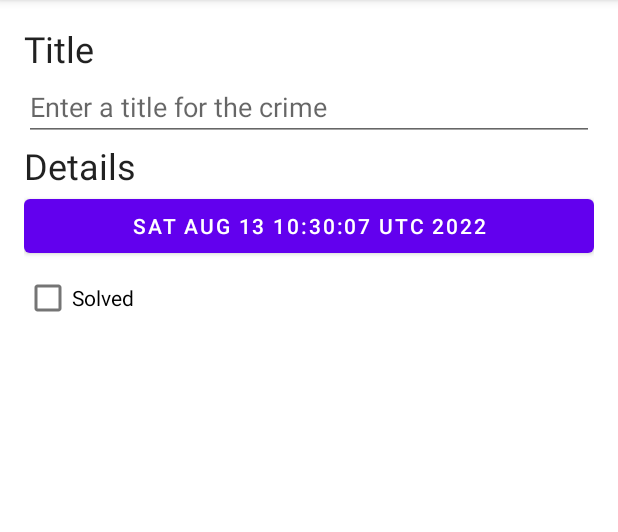
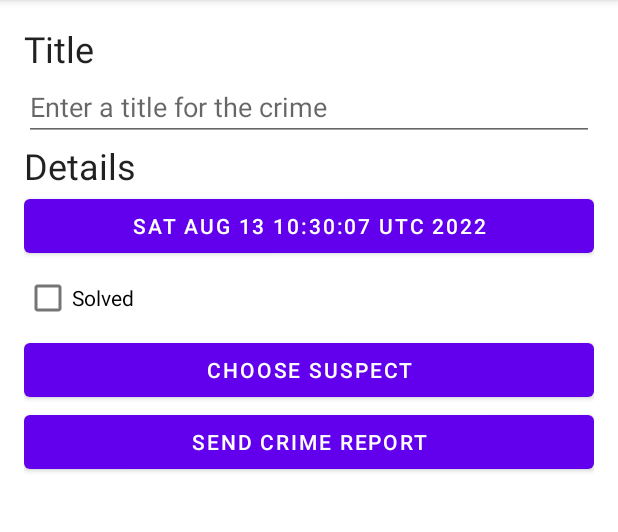
Before and after one commit to jpoh281/BigNerdRanch_Android_5th, an Android app: the screen it shows after launch (MainActivity), after a tap on "New Crime", on a phone screen of 412 x 824 dp, the part 84-616 px from its top. Run offline under Robolectric (Android 15) with nearby library versions, the phone set to English and light mode, and no system bars; our stand-ins replace Room's generated code.

Commit message:
💄버튼 추가

```diff
--- a/CriminalItent/app/src/main/res/layout/fragment_crime_detail.xml
+++ b/CriminalItent/app/src/main/res/layout/fragment_crime_detail.xml
@@ -37,4 +37,16 @@
         android:layout_width="match_parent"
         android:layout_height="wrap_content"
         android:text="@string/crime_solved_label" />
+
+    <Button
+        android:id="@+id/crime_suspect"
+        android:layout_width="match_parent"
+        android:layout_height="wrap_content"
+        android:text="@string/crime_suspect_text" />
+
+    <Button
+        android:id="@+id/crime_report"
+        android:layout_width="match_parent"
+        android:layout_height="wrap_content"
+        android:text="@string/crime_report_text"/>
 </LinearLayout>
--- a/CriminalItent/app/src/main/res/values/strings.xml
+++ b/CriminalItent/app/src/main/res/values/strings.xml
@@ -5,4 +5,6 @@
     <string name="crime_detail_label">Details</string>
     <string name="crime_solved_label">Solved</string>
     <string name="new_crime">New Crime</string>
+    <string name="crime_suspect_text">Choose Suspect</string>
+    <string name="crime_report_text">Send Crime Report</string>
 </resources>
```
